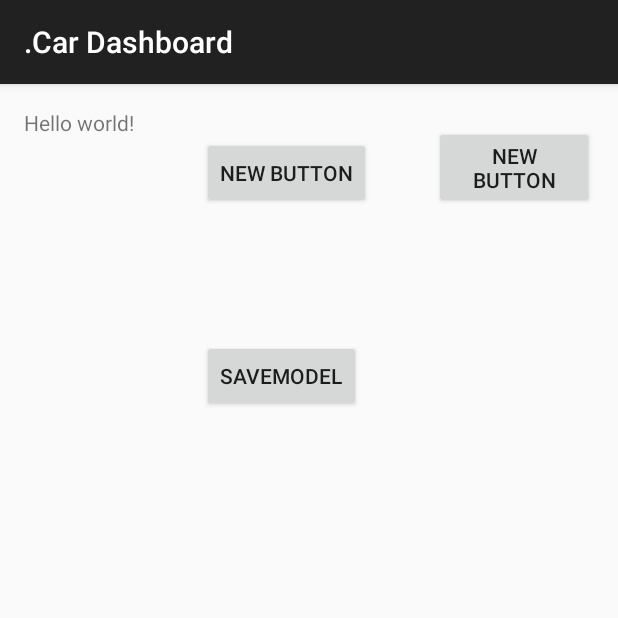
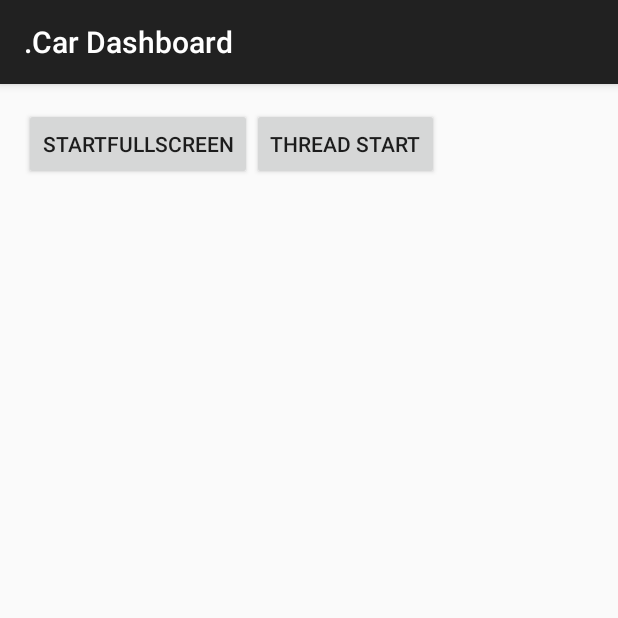
Before and after one commit to max314/CarDashboard, an Android app: the screen it shows after launch (MainActivity), on a phone screen of 412 x 824 dp, the top half of it. Run offline under Robolectric (Android 15) with nearby library versions, the phone set to English and light mode, and no system bars.

```diff
--- a/app/src/main/java/ru/max314/cardashboard/App.java
+++ b/app/src/main/java/ru/max314/cardashboard/App.java
@@ -10,7 +10,7 @@ import ru.max314.util.LogHelper;
  * Created by max on 15.12.2014.
  */
 public class App extends Application {
-    LogHelper Log = new LogHelper(App.class);
+    protected static LogHelper Log = new LogHelper(App.class);
     static App self;
 
     /**
--- a/app/src/main/java/ru/max314/cardashboard/service/BootCarService.java
+++ b/app/src/main/java/ru/max314/cardashboard/service/BootCarService.java
@@ -16,7 +16,7 @@ import ru.max314.util.LogHelper;
  */
 public class BootCarService extends IntentService {
     public static final String ACTION_START = "ru.max314.cardashboard.START";
-    LogHelper Log = new LogHelper(BootCarService.class);
+    protected static LogHelper Log = new LogHelper(BootCarService.class);
 
     /**
      * Starts this service to perform action Foo with the given parameters. If
--- a/app/src/main/java/ru/max314/cardashboard/service/OnBootBroadcastReceiver.java
+++ b/app/src/main/java/ru/max314/cardashboard/service/OnBootBroadcastReceiver.java
@@ -7,7 +7,7 @@ import android.content.Intent;
 import ru.max314.util.LogHelper;
 
 public class OnBootBroadcastReceiver extends BroadcastReceiver {
-    LogHelper Log = new LogHelper(OnBootBroadcastReceiver.class);
+    protected static LogHelper Log = new LogHelper(OnBootBroadcastReceiver.class);
     public OnBootBroadcastReceiver() {
     }
 
--- a/app/src/main/java/ru/max314/cardashboard/service/OnReBootBroadcastReceiver.java
+++ b/app/src/main/java/ru/max314/cardashboard/service/OnReBootBroadcastReceiver.java
@@ -8,7 +8,7 @@ import ru.max314.cardashboard.model.ApplicationModelFactory;
 import ru.max314.util.LogHelper;
 
 public class OnReBootBroadcastReceiver extends BroadcastReceiver {
-    LogHelper Log = new LogHelper(OnReBootBroadcastReceiver.class);
+    protected static LogHelper Log = new LogHelper(OnReBootBroadcastReceiver.class);
     public OnReBootBroadcastReceiver() {
     }
 
--- a/app/src/main/res/layout/activity_main.xml
+++ b/app/src/main/res/layout/activity_main.xml
@@ -1,68 +1,26 @@
-<RelativeLayout xmlns:android="http://schemas.android.com/apk/res/android"
-    xmlns:tools="http://schemas.android.com/tools" android:layout_width="match_parent"
+<LinearLayout xmlns:android="http://schemas.android.com/apk/res/android"
+    xmlns:tools="http://schemas.android.com/tools"
+    android:layout_width="match_parent"
     android:layout_height="match_parent" android:paddingLeft="@dimen/activity_horizontal_margin"
     android:paddingRight="@dimen/activity_horizontal_margin"
     android:paddingTop="@dimen/activity_vertical_margin"
-    android:paddingBottom="@dimen/activity_vertical_margin" tools:context=".MainActivity">
-
-    <TextView android:text="@string/hello_world" android:layout_width="wrap_content"
-        android:layout_height="wrap_content"
-        android:id="@+id/textView" />
+    android:paddingBottom="@dimen/activity_vertical_margin"
+    android:orientation="horizontal"
+    tools:context=".MainActivity">
 
     <Button
         android:layout_width="wrap_content"
         android:layout_height="wrap_content"
-        android:text="New Button"
+        android:text="startFullScreen"
         android:id="@+id/button"
-        android:layout_below="@+id/textView"
-        android:layout_toRightOf="@+id/textView"
-        android:layout_toEndOf="@+id/textView"
-        android:layout_marginLeft="45dp"
-        android:layout_marginStart="45dp" android:onClick="start" />
-
+        android:onClick="startFullScreen" />
     <Button
         android:layout_width="wrap_content"
         android:layout_height="wrap_content"
-        android:text="New Button"
-        android:id="@+id/button2"
-        android:layout_alignBottom="@+id/button"
-        android:layout_toRightOf="@+id/button"
-        android:layout_toEndOf="@+id/button"
-        android:layout_marginLeft="42dp"
-        android:layout_marginStart="42dp" android:onClick="stop"/>
+        android:text="Thread start"
+        android:id="@+id/button1"
+        android:onClick="StartTimer" />
 
-    <Button
-        android:layout_width="wrap_content"
-        android:layout_height="wrap_content"
-        android:text="New Button"
-        android:id="@+id/button3"
-        android:layout_alignBottom="@+id/button2"
-        android:layout_toRightOf="@+id/button2"
-        android:layout_toEndOf="@+id/button2"
-        android:layout_marginLeft="49dp"
-        android:layout_marginStart="49dp" android:onClick="Click3"/>
 
-    <Button
-        android:layout_width="wrap_content"
-        android:layout_height="wrap_content"
-        android:text="New Button"
-        android:id="@+id/button4"
-        android:layout_marginLeft="53dp"
-        android:layout_marginStart="53dp"
-        android:onClick="Click4"
-        android:layout_below="@+id/button3"
-        android:layout_alignLeft="@+id/button3"
-        android:layout_alignStart="@+id/button3"
-        android:layout_marginTop="39dp" />
 
-    <Button
-        android:layout_width="wrap_content"
-        android:layout_height="wrap_content"
-        android:text="SaveModel"
-        android:id="@+id/button5"
-        android:onClick="Click5"
-        android:layout_below="@+id/button4"
-        android:layout_alignLeft="@+id/button"
-        android:layout_alignStart="@+id/button" />
-
-</RelativeLayout>
+</LinearLayout>
```
Also changed, not shown: app/src/main/java/ru/max314/cardashboard/FullscreenActivity.java (+15 -12 lines), app/src/main/java/ru/max314/cardashboard/MainActivity.java (+11 -18 lines), app/src/main/java/ru/max314/cardashboard/model/AppicationModel.java (+49 -25 lines), app/src/main/java/ru/max314/cardashboard/view/ClockFragment.java (added, +84 -0 lines), app/src/main/java/ru/max314/util/TimerUI.java (deleted, +0 -64 lines), app/src/main/java/ru/max314/util/threads/LoopingThread.java (added, +40 -0 lines), app/src/main/java/ru/max314/util/threads/TimerHelper.java (added, +53 -0 lines), app/src/main/java/ru/max314/util/threads/TimerUIHelper.java (added, +35 -0 lines), app/src/main/res/layout/activity_fullscreen.xml (+9 -9 lines), app/src/main/res/layout/fragment_clock.xml (added, +27 -0 lines).
